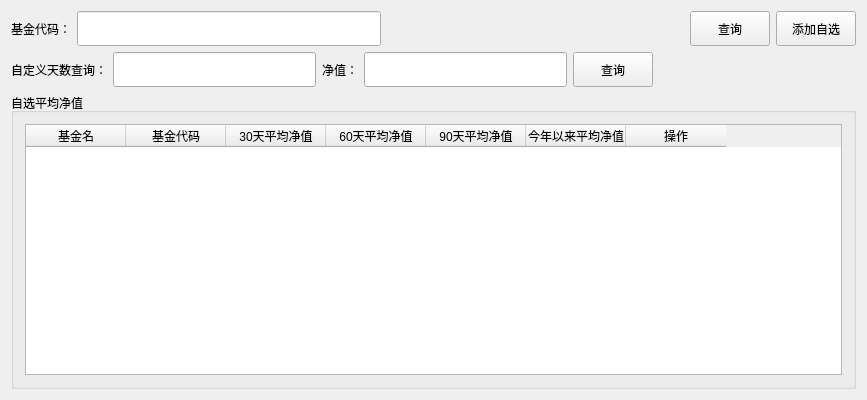
The window that FundTool/FundTool.ui (l1007482035/vs2015TestPrj) describes before a commit, drawn with Qt 5.
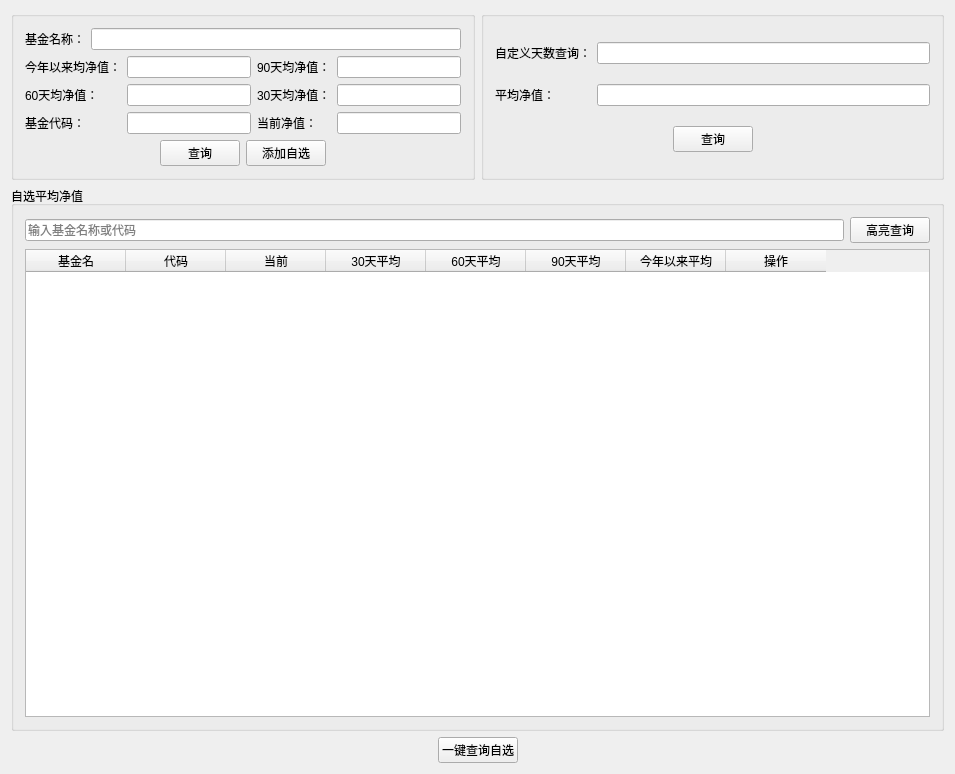
The same window after the commit.

Commit message: 完善基金工具

The edit to the form file:
```diff
--- a/FundTool/FundTool.ui
+++ b/FundTool/FundTool.ui
@@ -6,17 +6,132 @@
    <rect>
     <x>0</x>
     <y>0</y>
-    <width>867</width>
-    <height>400</height>
+    <width>955</width>
+    <height>774</height>
    </rect>
   </property>
   <property name="windowTitle">
    <string>FundTool</string>
   </property>
+  <property name="styleSheet">
+   <string notr="true">font: 9pt &quot;微软雅黑&quot;;
+</string>
+  </property>
+  <layout class="QVBoxLayout" name="verticalLayout_3">
+   <item>
+    <layout class="QHBoxLayout" name="horizontalLayout_4">
+     <item>
+      <widget class="QGroupBox" name="groupBox_2">
+       <property name="styleSheet">
+        <string notr="true"/>
+       </property>
+       <property name="title">
+        <string/>
+       </property>
   <layout class="QVBoxLayout" name="verticalLayout">
    <item>
     <layout class="QHBoxLayout" name="horizontalLayout">
      <item>
+           <widget class="QLabel" name="label_4">
+            <property name="styleSheet">
+             <string notr="true"/>
+            </property>
+            <property name="text">
+             <string>基金名称：</string>
+            </property>
+           </widget>
+          </item>
+          <item>
+           <widget class="QLineEdit" name="lineEdit_fundname">
+            <property name="minimumSize">
+             <size>
+              <width>0</width>
+              <height>0</height>
+             </size>
+            </property>
+            <property name="styleSheet">
+             <string notr="true"/>
+            </property>
+            <property name="readOnly">
+             <bool>true</bool>
+            </property>
+           </widget>
+          </item>
+         </layout>
+        </item>
+        <item>
+         <layout class="QGridLayout" name="gridLayout_2">
+          <item row="0" column="3">
+           <widget class="QLineEdit" name="lineEdit_90avg">
+            <property name="minimumSize">
+             <size>
+              <width>0</width>
+              <height>0</height>
+             </size>
+            </property>
+           </widget>
+          </item>
+          <item row="0" column="1">
+           <widget class="QLineEdit" name="lineEdit_yearavg">
+            <property name="minimumSize">
+             <size>
+              <width>0</width>
+              <height>0</height>
+             </size>
+            </property>
+           </widget>
+          </item>
+          <item row="1" column="3">
+           <widget class="QLineEdit" name="lineEdit_30avg">
+            <property name="minimumSize">
+             <size>
+              <width>0</width>
+              <height>0</height>
+             </size>
+            </property>
+            <property name="text">
+             <string/>
+            </property>
+           </widget>
+          </item>
+          <item row="1" column="0">
+           <widget class="QLabel" name="label_9">
+            <property name="text">
+             <string>60天均净值：</string>
+            </property>
+           </widget>
+          </item>
+          <item row="1" column="1">
+           <widget class="QLineEdit" name="lineEdit_60avg">
+            <property name="minimumSize">
+             <size>
+              <width>0</width>
+              <height>0</height>
+             </size>
+            </property>
+            <property name="text">
+             <string/>
+            </property>
+           </widget>
+          </item>
+          <item row="0" column="2">
+           <widget class="QLabel" name="label_7">
+            <property name="text">
+             <string>90天均净值：</string>
+            </property>
+           </widget>
+          </item>
+          <item row="2" column="2">
+           <widget class="QLabel" name="label_5">
+            <property name="styleSheet">
+             <string notr="true"/>
+            </property>
+            <property name="text">
+             <string>当前净值：</string>
+            </property>
+           </widget>
+          </item>
+          <item row="2" column="0">
       <widget class="QLabel" name="label">
        <property name="styleSheet">
         <string notr="true">font: 12pt &quot;微软雅黑&quot;;</string>
@@ -26,21 +141,32 @@
        </property>
       </widget>
      </item>
-     <item>
-      <widget class="QLineEdit" name="lineEdit_fundcode">
-       <property name="minimumSize">
-        <size>
-         <width>0</width>
-         <height>35</height>
-        </size>
-       </property>
-       <property name="styleSheet">
-        <string notr="true">font: 12pt &quot;微软雅黑&quot;;</string>
+          <item row="0" column="0">
+           <widget class="QLabel" name="label_6">
+            <property name="text">
+             <string>今年以来均净值：</string>
+            </property>
+           </widget>
+          </item>
+          <item row="1" column="2">
+           <widget class="QLabel" name="label_8">
+            <property name="text">
+             <string>30天均净值：</string>
        </property>
       </widget>
      </item>
+          <item row="2" column="1">
+           <widget class="QLineEdit" name="lineEdit_fundcode"/>
+          </item>
+          <item row="2" column="3">
+           <widget class="QLineEdit" name="lineEdit_curjingzhi"/>
+          </item>
+         </layout>
+        </item>
      <item>
-      <spacer name="horizontalSpacer">
+         <layout class="QHBoxLayout" name="horizontalLayout_2">
+          <item>
+           <spacer name="horizontalSpacer_4">
        <property name="orientation">
         <enum>Qt::Horizontal</enum>
        </property>
@@ -57,7 +183,7 @@
        <property name="minimumSize">
         <size>
          <width>0</width>
-         <height>35</height>
+              <height>0</height>
         </size>
        </property>
        <property name="styleSheet">
@@ -73,7 +199,7 @@
        <property name="minimumSize">
         <size>
          <width>0</width>
-         <height>35</height>
+              <height>0</height>
         </size>
        </property>
        <property name="styleSheet">
@@ -84,11 +210,31 @@
        </property>
       </widget>
      </item>
-    </layout>
-   </item>
+          <item>
+           <spacer name="horizontalSpacer">
+            <property name="orientation">
+             <enum>Qt::Horizontal</enum>
+            </property>
+            <property name="sizeHint" stdset="0">
+             <size>
+              <width>40</width>
+              <height>20</height>
+             </size>
+            </property>
+           </spacer>
+          </item>
+         </layout>
+        </item>
+       </layout>
+      </widget>
+     </item>
    <item>
-    <layout class="QHBoxLayout" name="horizontalLayout_2">
-     <item>
+      <widget class="QGroupBox" name="groupBox_3">
+       <property name="title">
+        <string/>
+       </property>
+       <layout class="QGridLayout" name="gridLayout_3">
+        <item row="0" column="0">
       <widget class="QLabel" name="label_2">
        <property name="styleSheet">
         <string notr="true">font: 12pt &quot;微软雅黑&quot;;</string>
@@ -98,48 +244,63 @@
        </property>
       </widget>
      </item>
-     <item>
-      <widget class="QLineEdit" name="lineEdit_diydays">
-       <property name="minimumSize">
-        <size>
-         <width>0</width>
-         <height>35</height>
-        </size>
-       </property>
-       <property name="styleSheet">
-        <string notr="true">font: 12pt &quot;微软雅黑&quot;;</string>
-       </property>
-      </widget>
-     </item>
-     <item>
-      <widget class="QLabel" name="label_3">
-       <property name="styleSheet">
-        <string notr="true">font: 12pt &quot;微软雅黑&quot;;</string>
-       </property>
-       <property name="text">
-        <string>净值：</string>
-       </property>
-      </widget>
-     </item>
-     <item>
+        <item row="1" column="1">
       <widget class="QLineEdit" name="lineEdit_diyjingzhi">
        <property name="minimumSize">
         <size>
          <width>0</width>
-         <height>35</height>
+            <height>0</height>
         </size>
        </property>
        <property name="styleSheet">
-        <string notr="true">font: 12pt &quot;微软雅黑&quot;;</string>
-       </property>
-      </widget>
+           <string notr="true"/>
+          </property>
+         </widget>
+        </item>
+        <item row="1" column="0">
+         <widget class="QLabel" name="label_3">
+          <property name="styleSheet">
+           <string notr="true"/>
+          </property>
+          <property name="text">
+           <string>平均净值：</string>
+          </property>
+         </widget>
+        </item>
+        <item row="0" column="1">
+         <widget class="QLineEdit" name="lineEdit_diydays">
+          <property name="minimumSize">
+           <size>
+            <width>0</width>
+            <height>0</height>
+           </size>
+          </property>
+          <property name="styleSheet">
+           <string notr="true"/>
+          </property>
+         </widget>
+        </item>
+        <item row="2" column="0" colspan="2">
+         <layout class="QHBoxLayout" name="horizontalLayout_3">
+          <item>
+           <spacer name="horizontalSpacer_3">
+            <property name="orientation">
+             <enum>Qt::Horizontal</enum>
+            </property>
+            <property name="sizeHint" stdset="0">
+             <size>
+              <width>40</width>
+              <height>20</height>
+             </size>
+            </property>
+           </spacer>
      </item>
      <item>
       <widget class="QPushButton" name="pushButton_diyquery">
        <property name="minimumSize">
         <size>
          <width>0</width>
-         <height>35</height>
+              <height>0</height>
         </size>
        </property>
        <property name="styleSheet">
@@ -151,7 +312,7 @@
       </widget>
      </item>
      <item>
-      <spacer name="horizontalSpacer_4">
+           <spacer name="horizontalSpacer_2">
        <property name="orientation">
         <enum>Qt::Horizontal</enum>
        </property>
@@ -162,6 +323,11 @@
         </size>
        </property>
       </spacer>
+          </item>
+         </layout>
+        </item>
+       </layout>
+      </widget>
      </item>
     </layout>
    </item>
@@ -173,9 +339,32 @@
      <property name="title">
       <string>自选平均净值</string>
      </property>
-     <layout class="QGridLayout" name="gridLayout">
-      <item row="0" column="0">
+     <layout class="QVBoxLayout" name="verticalLayout_2">
+      <item>
+       <layout class="QHBoxLayout" name="horizontalLayout_6">
+        <item>
+         <widget class="QLineEdit" name="lineEdit_keyword">
+          <property name="placeholderText">
+           <string>输入基金名称或代码</string>
+          </property>
+         </widget>
+        </item>
+        <item>
+         <widget class="QPushButton" name="pushButton_lightquery">
+          <property name="text">
+           <string>高亮查询</string>
+          </property>
+         </widget>
+        </item>
+       </layout>
+      </item>
+      <item>
        <widget class="QTableWidget" name="tableWidget">
+        <property name="styleSheet">
+         <string notr="true">font: 9pt &quot;微软雅黑&quot;;
+selection-background-color: rgb(0, 0, 255);
+QTableWidget::item:selected { background-color: rgb(0,120,215); color: white; }</string>
+        </property>
         <column>
          <property name="text">
           <string>基金名</string>
@@ -183,27 +372,32 @@
         </column>
         <column>
          <property name="text">
-          <string>基金代码</string>
+          <string>代码</string>
          </property>
         </column>
         <column>
          <property name="text">
-          <string>30天平均净值</string>
+          <string>当前</string>
          </property>
         </column>
         <column>
          <property name="text">
-          <string>60天平均净值</string>
+          <string>30天平均</string>
          </property>
         </column>
         <column>
          <property name="text">
-          <string>90天平均净值</string>
+          <string>60天平均</string>
          </property>
         </column>
         <column>
          <property name="text">
-          <string>今年以来平均净值</string>
+          <string>90天平均</string>
+         </property>
+        </column>
+        <column>
+         <property name="text">
+          <string>今年以来平均</string>
          </property>
         </column>
         <column>
@@ -216,6 +410,43 @@
      </layout>
     </widget>
    </item>
+   <item>
+    <layout class="QHBoxLayout" name="horizontalLayout_5">
+     <item>
+      <spacer name="horizontalSpacer_6">
+       <property name="orientation">
+        <enum>Qt::Horizontal</enum>
+       </property>
+       <property name="sizeHint" stdset="0">
+        <size>
+         <width>40</width>
+         <height>20</height>
+        </size>
+       </property>
+      </spacer>
+     </item>
+     <item>
+      <widget class="QPushButton" name="pushButton_queryall">
+       <property name="text">
+        <string>一键查询自选</string>
+       </property>
+      </widget>
+     </item>
+     <item>
+      <spacer name="horizontalSpacer_5">
+       <property name="orientation">
+        <enum>Qt::Horizontal</enum>
+       </property>
+       <property name="sizeHint" stdset="0">
+        <size>
+         <width>40</width>
+         <height>20</height>
+        </size>
+       </property>
+      </spacer>
+     </item>
+    </layout>
+   </item>
   </layout>
  </widget>
  <layoutdefault spacing="6" margin="11"/>
```
Left out of the diff: 10 changed lines with no effect on the pictures. Lines whose indentation alone changed are shown as unchanged. The commit also changes 9 other files.
